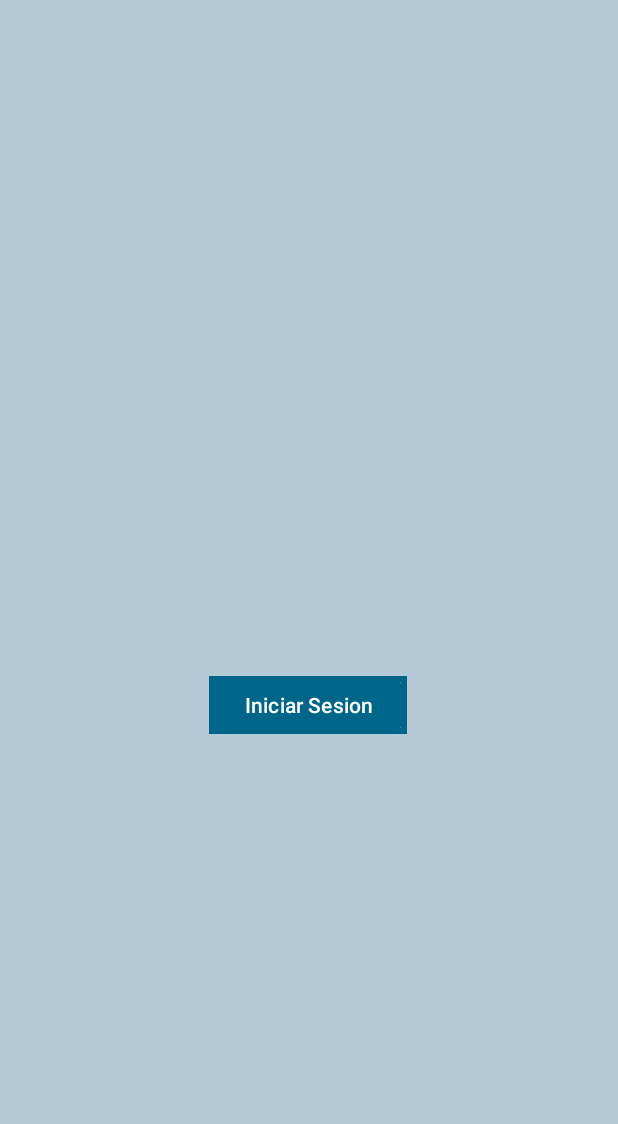
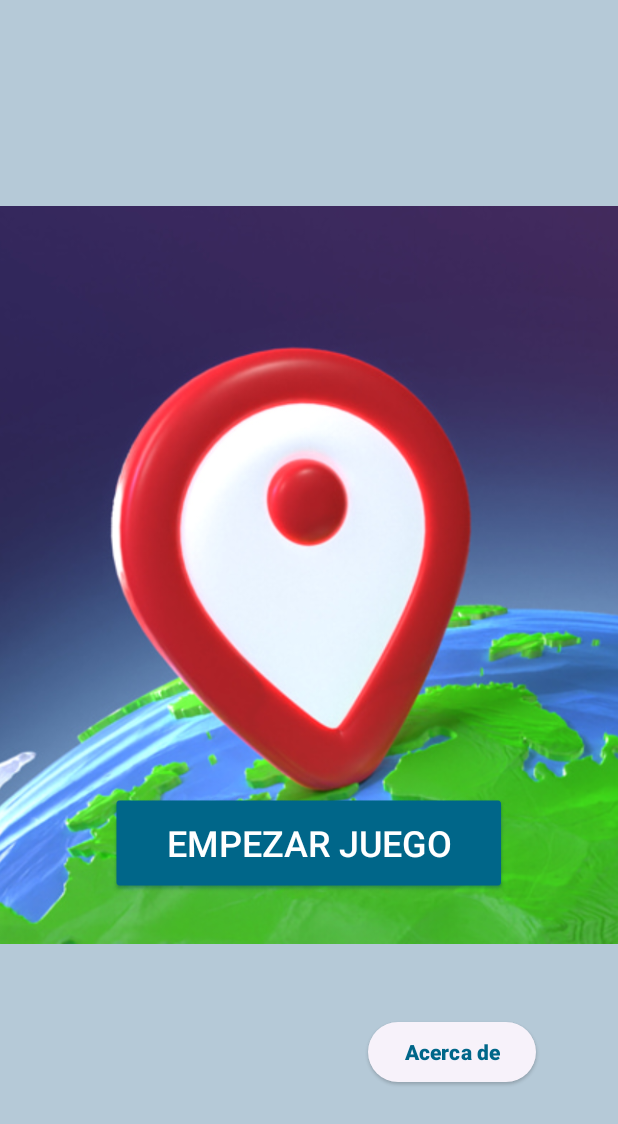
Before and after one commit to mikGomez/Kotlin_Geoguessr, an Android app: the screen it shows after launch (Login), on a phone screen of 412 x 824 dp. Shown: the top 1124 px of the screen. Run offline under Robolectric (Android 15) with nearby library versions, the phone set to English and light mode, and no system bars; our stand-ins replace Firebase (no records; nobody signed in at launch, a user with empty details on screens opened directly).

Commit message:
Rediseño de login, puntuacion y botones de acerca de

```diff
--- a/app/src/main/res/layout/activity_login.xml
+++ b/app/src/main/res/layout/activity_login.xml
@@ -7,17 +7,45 @@
     android:background="@color/md_theme_dark_secondary"
     tools:context=".Login">
 
+    <ImageView
+        android:id="@+id/imageView7"
+        android:layout_width="492dp"
+        android:layout_height="505dp"
+        app:layout_constraintBottom_toBottomOf="parent"
+        app:layout_constraintEnd_toEndOf="parent"
+        app:layout_constraintHorizontal_bias="0.506"
+        app:layout_constraintStart_toStartOf="parent"
+        app:layout_constraintTop_toTopOf="parent"
+        app:layout_constraintVertical_bias="0.411"
+        app:srcCompat="@drawable/geo_icono" />
+
     <Button
         android:id="@+id/btnGoogle"
+        style="@style/Widget.AppCompat.Button"
+        android:layout_width="265dp"
+        android:layout_height="65dp"
+        android:background="@drawable/common_google_signin_btn_text_dark"
+        android:text="@string/botonGoogle"
+        android:textSize="24sp"
+        app:layout_constraintBottom_toBottomOf="@+id/imageView7"
+        app:layout_constraintEnd_toEndOf="parent"
+        app:layout_constraintStart_toStartOf="parent"
+        app:layout_constraintTop_toTopOf="parent"
+        app:layout_constraintVertical_bias="0.928" />
+
+    <Button
+        android:id="@+id/btnAcercaDe"
+        style="@style/Widget.Material3.Button.ElevatedButton"
         android:layout_width="wrap_content"
-        android:layout_height="40dp"
-        android:background="@drawable/common_google_signin_btn_text_dark_focused"
-        android:text="@string/botonGoogle"
+        android:layout_height="wrap_content"
+        android:layout_marginTop="41dp"
+        android:text="Acerca de"
+        android:textStyle="bold"
         app:layout_constraintBottom_toBottomOf="parent"
         app:layout_constraintEnd_toEndOf="parent"
-        app:layout_constraintHorizontal_bias="0.498"
+        app:layout_constraintHorizontal_bias="0.818"
         app:layout_constraintStart_toStartOf="parent"
-        app:layout_constraintTop_toTopOf="parent"
-        app:layout_constraintVertical_bias="0.574" />
+        app:layout_constraintTop_toBottomOf="@+id/imageView7"
+        app:layout_constraintVertical_bias="0.0" />
 
 </androidx.constraintlayout.widget.ConstraintLayout>
--- a/app/src/main/res/values/strings.xml
+++ b/app/src/main/res/values/strings.xml
@@ -3,7 +3,7 @@
 
     <string name="idGoogle" translatable="false">17691969973-01glq0fu95bncg9fdaebj1hieperm22m.apps.googleusercontent.com</string>
     <!--LOGIN-->
-    <string name="botonGoogle">Iniciar Sesion</string>
+    <string name="botonGoogle">EMPEZAR JUEGO</string>
 
     <!-- NIVELES -->
     <string name="btnLevel1">Nivel 1</string>
```
Also changed, not shown: app/src/main/java/com/example/geoguessr/LevelSelector.kt (+8 -8 lines), app/src/main/java/com/example/geoguessr/Login.kt (+20 -0 lines).
